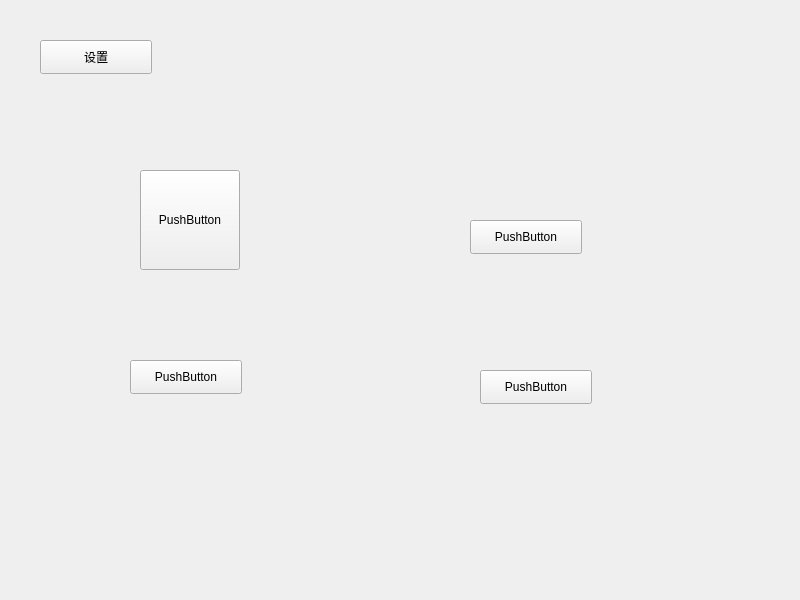
This is widget.ui in zztlvmyx1314/ControlAPP as Qt 5 draws it before an edit. The edited form follows.
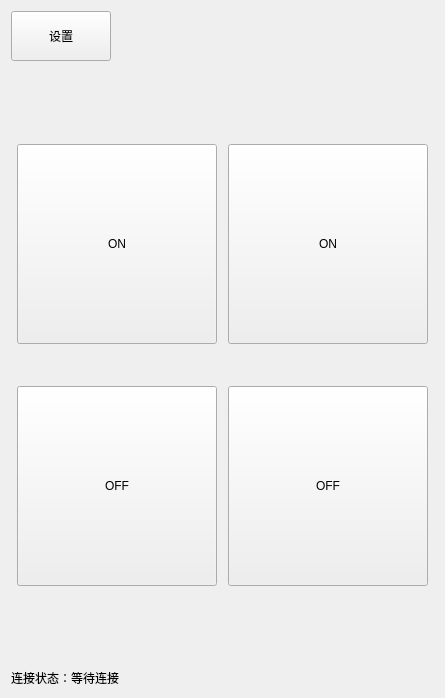
This is the edited form.

Commit message: 成功连接阿里云

The edit to the form file:
```diff
--- a/widget.ui
+++ b/widget.ui
@@ -6,78 +6,250 @@
    <rect>
     <x>0</x>
     <y>0</y>
-    <width>800</width>
-    <height>600</height>
+    <width>445</width>
+    <height>698</height>
    </rect>
   </property>
   <property name="windowTitle">
    <string>Widget</string>
   </property>
-  <widget class="QPushButton" name="set">
-   <property name="geometry">
-    <rect>
-     <x>40</x>
-     <y>40</y>
-     <width>112</width>
-     <height>34</height>
-    </rect>
-   </property>
-   <property name="text">
-    <string>设置</string>
-   </property>
-  </widget>
-  <widget class="QPushButton" name="pushButton">
-   <property name="geometry">
-    <rect>
-     <x>140</x>
-     <y>170</y>
-     <width>100</width>
-     <height>100</height>
-    </rect>
-   </property>
-   <property name="text">
-    <string>PushButton</string>
-   </property>
-  </widget>
-  <widget class="QPushButton" name="pushButton_2">
-   <property name="geometry">
-    <rect>
-     <x>130</x>
-     <y>360</y>
-     <width>112</width>
-     <height>34</height>
-    </rect>
-   </property>
-   <property name="text">
-    <string>PushButton</string>
-   </property>
-  </widget>
-  <widget class="QPushButton" name="pushButton_3">
-   <property name="geometry">
-    <rect>
-     <x>470</x>
-     <y>220</y>
-     <width>112</width>
-     <height>34</height>
-    </rect>
-   </property>
-   <property name="text">
-    <string>PushButton</string>
-   </property>
-  </widget>
-  <widget class="QPushButton" name="pushButton_4">
-   <property name="geometry">
-    <rect>
-     <x>480</x>
-     <y>370</y>
-     <width>112</width>
-     <height>34</height>
-    </rect>
-   </property>
-   <property name="text">
-    <string>PushButton</string>
-   </property>
-  </widget>
+  <layout class="QVBoxLayout" name="verticalLayout_3">
+   <item>
+    <layout class="QHBoxLayout" name="horizontalLayout_3">
+     <item>
+      <widget class="QPushButton" name="set">
+       <property name="minimumSize">
+        <size>
+         <width>100</width>
+         <height>50</height>
+        </size>
+       </property>
+       <property name="maximumSize">
+        <size>
+         <width>100</width>
+         <height>500</height>
+        </size>
+       </property>
+       <property name="text">
+        <string>设置</string>
+       </property>
+      </widget>
+     </item>
+     <item>
+      <spacer name="horizontalSpacer_4">
+       <property name="orientation">
+        <enum>Qt::Horizontal</enum>
+       </property>
+       <property name="sizeHint" stdset="0">
+        <size>
+         <width>40</width>
+         <height>20</height>
+        </size>
+       </property>
+      </spacer>
+     </item>
+    </layout>
+   </item>
+   <item>
+    <spacer name="verticalSpacer_3">
+     <property name="orientation">
+      <enum>Qt::Vertical</enum>
+     </property>
+     <property name="sizeHint" stdset="0">
+      <size>
+       <width>20</width>
+       <height>81</height>
+      </size>
+     </property>
+    </spacer>
+   </item>
+   <item>
+    <layout class="QHBoxLayout" name="horizontalLayout_2" stretch="0,0,0">
+     <item>
+      <spacer name="horizontalSpacer_2">
+       <property name="orientation">
+        <enum>Qt::Horizontal</enum>
+       </property>
+       <property name="sizeHint" stdset="0">
+        <size>
+         <width>40</width>
+         <height>20</height>
+        </size>
+       </property>
+      </spacer>
+     </item>
+     <item>
+      <layout class="QHBoxLayout" name="horizontalLayout" stretch="0,0,0">
+       <item>
+        <layout class="QVBoxLayout" name="verticalLayout">
+         <item>
+          <widget class="QPushButton" name="lts">
+           <property name="minimumSize">
+            <size>
+             <width>200</width>
+             <height>200</height>
+            </size>
+           </property>
+           <property name="maximumSize">
+            <size>
+             <width>200</width>
+             <height>200</height>
+            </size>
+           </property>
+           <property name="styleSheet">
+            <string notr="true"/>
+           </property>
+           <property name="text">
+            <string>ON</string>
+           </property>
+           <property name="iconSize">
+            <size>
+             <width>16</width>
+             <height>16</height>
+            </size>
+           </property>
+          </widget>
+         </item>
+         <item>
+          <spacer name="verticalSpacer">
+           <property name="orientation">
+            <enum>Qt::Vertical</enum>
+           </property>
+           <property name="sizeHint" stdset="0">
+            <size>
+             <width>20</width>
+             <height>40</height>
+            </size>
+           </property>
+          </spacer>
+         </item>
+         <item>
+          <widget class="QPushButton" name="lbs">
+           <property name="minimumSize">
+            <size>
+             <width>200</width>
+             <height>200</height>
+            </size>
+           </property>
+           <property name="maximumSize">
+            <size>
+             <width>200</width>
+             <height>200</height>
+            </size>
+           </property>
+           <property name="text">
+            <string>OFF</string>
+           </property>
+          </widget>
+         </item>
+        </layout>
+       </item>
+       <item>
+        <spacer name="horizontalSpacer">
+         <property name="orientation">
+          <enum>Qt::Horizontal</enum>
+         </property>
+         <property name="sizeHint" stdset="0">
+          <size>
+           <width>40</width>
+           <height>20</height>
+          </size>
+         </property>
+        </spacer>
+       </item>
+       <item>
+        <layout class="QVBoxLayout" name="verticalLayout_2">
+         <item>
+          <widget class="QPushButton" name="rts">
+           <property name="minimumSize">
+            <size>
+             <width>200</width>
+             <height>200</height>
+            </size>
+           </property>
+           <property name="maximumSize">
+            <size>
+             <width>200</width>
+             <height>200</height>
+            </size>
+           </property>
+           <property name="text">
+            <string>ON</string>
+           </property>
+          </widget>
+         </item>
+         <item>
+          <spacer name="verticalSpacer_2">
+           <property name="orientation">
+            <enum>Qt::Vertical</enum>
+           </property>
+           <property name="sizeHint" stdset="0">
+            <size>
+             <width>20</width>
+             <height>40</height>
+            </size>
+           </property>
+          </spacer>
+         </item>
+         <item>
+          <widget class="QPushButton" name="rbs">
+           <property name="minimumSize">
+            <size>
+             <width>200</width>
+             <height>200</height>
+            </size>
+           </property>
+           <property name="maximumSize">
+            <size>
+             <width>200</width>
+             <height>200</height>
+            </size>
+           </property>
+           <property name="text">
+            <string>OFF</string>
+           </property>
+          </widget>
+         </item>
+        </layout>
+       </item>
+      </layout>
+     </item>
+     <item>
+      <spacer name="horizontalSpacer_3">
+       <property name="orientation">
+        <enum>Qt::Horizontal</enum>
+       </property>
+       <property name="sizeHint" stdset="0">
+        <size>
+         <width>40</width>
+         <height>20</height>
+        </size>
+       </property>
+      </spacer>
+     </item>
+    </layout>
+   </item>
+   <item>
+    <spacer name="verticalSpacer_4">
+     <property name="orientation">
+      <enum>Qt::Vertical</enum>
+     </property>
+     <property name="sizeHint" stdset="0">
+      <size>
+       <width>20</width>
+       <height>81</height>
+      </size>
+     </property>
+    </spacer>
+   </item>
+   <item>
+    <widget class="QLabel" name="constaus">
+     <property name="text">
+      <string>连接状态：等待连接</string>
+     </property>
+    </widget>
+   </item>
+  </layout>
  </widget>
  <resources/>
  <connections/>
```
The commit also changes 7 other files.
